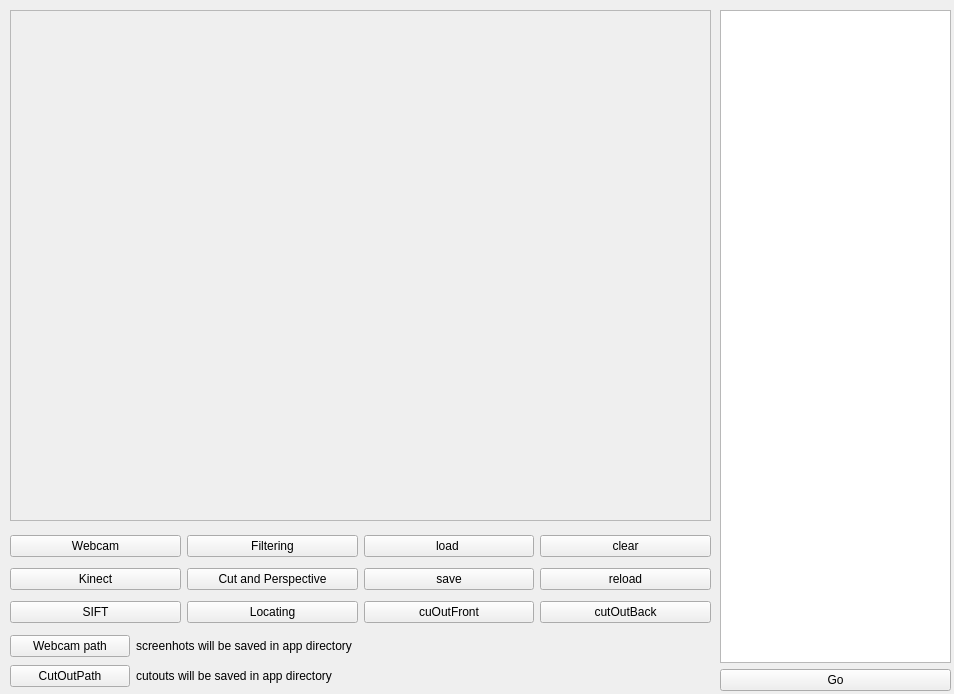
Old version of the form ui/mainwindow.ui in the repository najlepsiwebdesigner/opencv-lab.
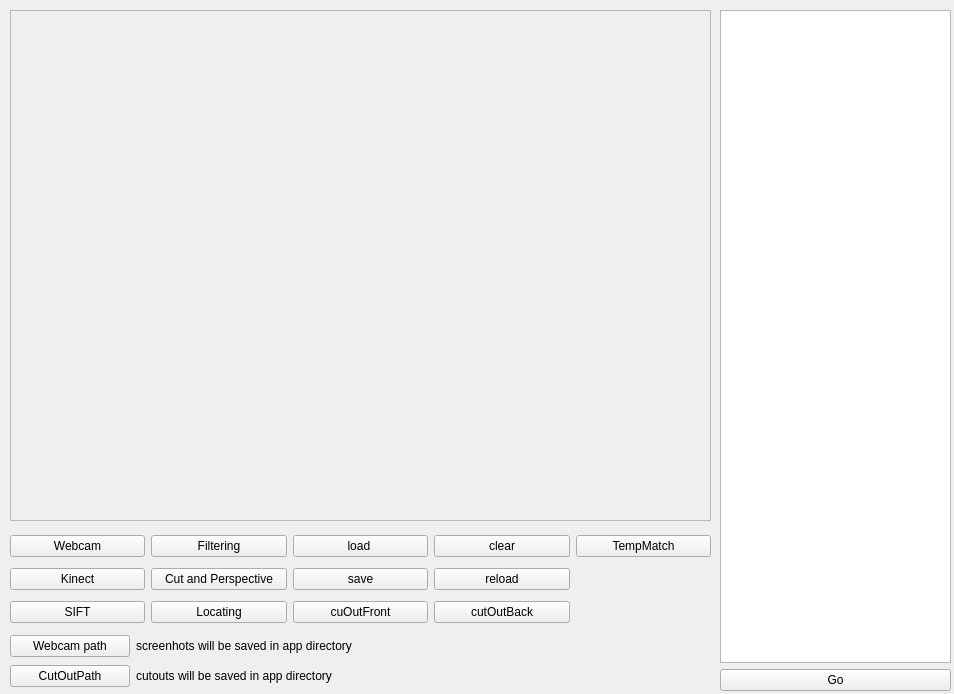
New version of the form.

```diff
--- a/ui/mainwindow.ui
+++ b/ui/mainwindow.ui
@@ -80,17 +80,10 @@
      </rect>
     </property>
     <layout class="QGridLayout" name="gridLayout">
-     <item row="2" column="2">
-      <widget class="QPushButton" name="locating">
+     <item row="0" column="3">
+      <widget class="QPushButton" name="loadPicture">
        <property name="text">
-        <string>Locating</string>
-       </property>
-      </widget>
-     </item>
-     <item row="1" column="2">
-      <widget class="QPushButton" name="cutaAndPerspective">
-       <property name="text">
-        <string>Cut and Perspective</string>
+        <string>load </string>
        </property>
       </widget>
      </item>
@@ -101,17 +94,24 @@
        </property>
       </widget>
      </item>
-     <item row="0" column="4">
-      <widget class="QPushButton" name="loadPicture">
+     <item row="1" column="2">
+      <widget class="QPushButton" name="cutaAndPerspective">
        <property name="text">
-        <string>load </string>
+        <string>Cut and Perspective</string>
        </property>
       </widget>
      </item>
-     <item row="1" column="4">
-      <widget class="QPushButton" name="savePictures">
+     <item row="2" column="2">
+      <widget class="QPushButton" name="locating">
        <property name="text">
-        <string>save</string>
+        <string>Locating</string>
+       </property>
+      </widget>
+     </item>
+     <item row="2" column="0">
+      <widget class="QPushButton" name="SIFT">
+       <property name="text">
+        <string>SIFT</string>
        </property>
       </widget>
      </item>
@@ -122,20 +122,6 @@
        </property>
       </widget>
      </item>
-     <item row="0" column="5">
-      <widget class="QPushButton" name="clearImages">
-       <property name="text">
-        <string>clear</string>
-       </property>
-      </widget>
-     </item>
-     <item row="1" column="5">
-      <widget class="QPushButton" name="reload">
-       <property name="text">
-        <string>reload</string>
-       </property>
-      </widget>
-     </item>
      <item row="1" column="0">
       <widget class="QPushButton" name="showKinect">
        <property name="autoFillBackground">
@@ -149,21 +135,42 @@
        </property>
       </widget>
      </item>
-     <item row="2" column="0">
-      <widget class="QPushButton" name="SIFT">
-       <property name="text">
-        <string>SIFT</string>
-       </property>
-      </widget>
-     </item>
-     <item row="2" column="4">
+     <item row="2" column="3">
       <widget class="QPushButton" name="cutoutFront">
        <property name="text">
         <string>cuOutFront</string>
        </property>
       </widget>
      </item>
-     <item row="2" column="5">
+     <item row="1" column="3">
+      <widget class="QPushButton" name="savePictures">
+       <property name="text">
+        <string>save</string>
+       </property>
+      </widget>
+     </item>
+     <item row="0" column="4">
+      <widget class="QPushButton" name="clearImages">
+       <property name="text">
+        <string>clear</string>
+       </property>
+      </widget>
+     </item>
+     <item row="0" column="7">
+      <widget class="QPushButton" name="templateMatching">
+       <property name="text">
+        <string>TempMatch</string>
+       </property>
+      </widget>
+     </item>
+     <item row="1" column="4">
+      <widget class="QPushButton" name="reload">
+       <property name="text">
+        <string>reload</string>
+       </property>
+      </widget>
+     </item>
+     <item row="2" column="4">
       <widget class="QPushButton" name="cutoutBack">
        <property name="text">
         <string>cutOutBack</string>
```
